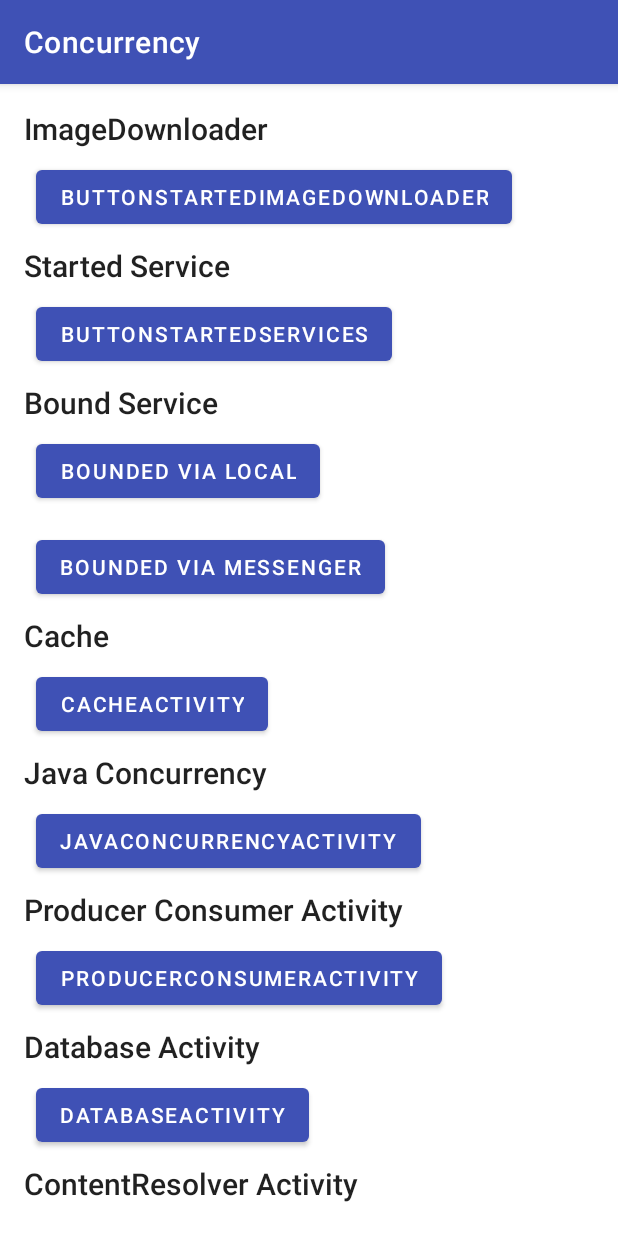
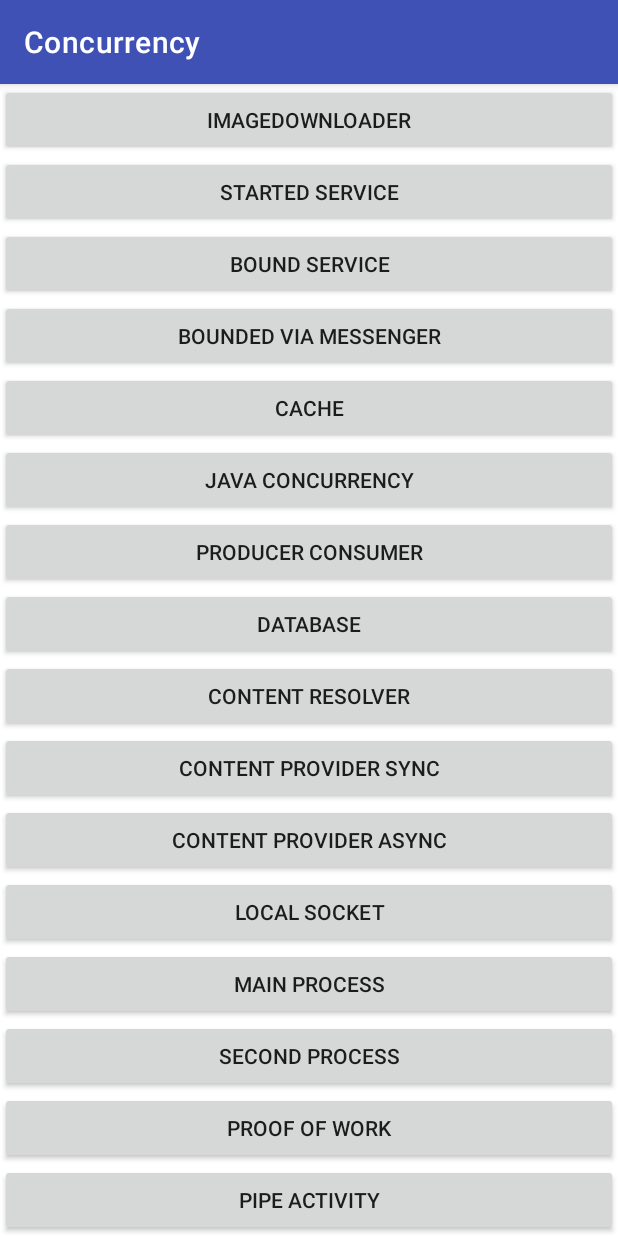
Before and after one commit to stanbar/AndroidConcurrency, an Android app: the screen it shows after launch (MainActivity), on a phone screen of 412 x 824 dp. Run offline under Robolectric (Android 15) with nearby library versions, the phone set to English and light mode, and no system bars; our stand-ins replace Timber.

Commit message:
add CompletableFuture activity make MainActivity layout build dynamically
Took 2 hours 46 minutes

```diff
--- a/app/build.gradle.kts
+++ b/app/build.gradle.kts
@@ -11,7 +11,7 @@ android {
     compileSdkVersion(29)
     defaultConfig {
         applicationId = "com.stasbar.concurrency"
-        minSdkVersion(17)
+        minSdkVersion(24)
         targetSdkVersion(29)
         versionCode = 1
         versionName = "1.0"
--- a/app/src/main/AndroidManifest.xml
+++ b/app/src/main/AndroidManifest.xml
@@ -13,7 +13,8 @@
         android:roundIcon="@mipmap/ic_launcher_round"
         android:supportsRtl="true"
         android:theme="@style/AppTheme">
-        <activity android:name=".executor.ExecutorActivity"></activity>
+        <activity android:name=".completablefuture.CompletableFutureActivity"></activity>
+        <activity android:name=".executor.ExecutorActivity" />
         <activity android:name=".looper.LooperActivity" />
         <activity android:name=".piping.PipeActivity" />
         <activity android:name=".superpi.SuperPiActivity" />
--- a/app/src/main/java/com/stasbar/concurrency/MainActivity.kt
+++ b/app/src/main/java/com/stasbar/concurrency/MainActivity.kt
@@ -1,11 +1,15 @@
 package com.stasbar.concurrency
 
 import android.os.Bundle
+import android.widget.Button
+import android.widget.LinearLayout
+import android.widget.ScrollView
 import androidx.appcompat.app.AppCompatActivity
 import com.stasbar.concurrency.benchmarks.ProofOfWorkActivity
 import com.stasbar.concurrency.bounded.local.BoundLocalActivity
 import com.stasbar.concurrency.bounded.messenger.BoundViaMessengerActivity
 import com.stasbar.concurrency.caching.CacheActivity
+import com.stasbar.concurrency.completablefuture.CompletableFutureActivity
 import com.stasbar.concurrency.contentProvider.async.ContactProviderAsyncActivity
 import com.stasbar.concurrency.contentProvider.sync.ContactProviderSyncActivity
 import com.stasbar.concurrency.contentResolver.ContentResolverActivity
@@ -19,31 +23,98 @@ import com.stasbar.concurrency.multiprocess.ProcessTwoActivity
 import com.stasbar.concurrency.piping.PipeActivity
 import com.stasbar.concurrency.started.StartedServicesActivity
 import com.stasbar.concurrency.threadsocket.LocalSocketActivity
-import kotlinx.android.synthetic.main.activity_main.*
 import org.jetbrains.anko.startActivity
 
 class MainActivity : AppCompatActivity() {
 
     override fun onCreate(savedInstanceState: Bundle?) {
         super.onCreate(savedInstanceState)
-        setContentView(R.layout.activity_main)
-        buttonStartedImageDownloader.setOnClickListener { startActivity<DownloadActivity>() }
-        buttonStartedServices.setOnClickListener { startActivity<StartedServicesActivity>() }
-        buttonBoundedLocalService.setOnClickListener { startActivity<BoundLocalActivity>() }
-        buttonBoundedViaMessenger.setOnClickListener { startActivity<BoundViaMessengerActivity>() }
-        buttonCache.setOnClickListener { startActivity<CacheActivity>() }
-        buttonJavaConcurrency.setOnClickListener { startActivity<JavaConcurencyActivity>() }
-        buttonProducerConsumer.setOnClickListener { startActivity<ProducerConsumerActivity>() }
-        buttonDatabase.setOnClickListener { startActivity<DBActivity>() }
-        buttonContentResolver.setOnClickListener { startActivity<ContentResolverActivity>() }
-        buttonContentProviderSync.setOnClickListener { startActivity<ContactProviderSyncActivity>() }
-        buttonContentProviderAsync.setOnClickListener { startActivity<ContactProviderAsyncActivity>() }
-        buttonLocalSocket.setOnClickListener { startActivity<LocalSocketActivity>() }
-        buttonMainProcess.setOnClickListener { startActivity<ProcessOneActivity>() }
-        buttonSecondProcess.setOnClickListener { startActivity<ProcessTwoActivity>() }
-        buttonProofOfWork.setOnClickListener { startActivity<ProofOfWorkActivity>() }
-        buttonPiping.setOnClickListener { startActivity<PipeActivity>() }
-        buttonLooper.setOnClickListener { startActivity<LooperActivity>() }
-        buttonExecutor.setOnClickListener { startActivity<ExecutorActivity>() }
+        val root = ScrollView(this)
+        val container = LinearLayout(this).apply {
+            orientation = LinearLayout.VERTICAL
+        }
+        val buttons = mutableListOf(
+            Button(this).apply {
+                text = "ImageDownloader"
+                setOnClickListener { startActivity<DownloadActivity>() }
+            },
+            Button(this).apply {
+                text = "Started Service"
+                setOnClickListener { startActivity<StartedServicesActivity>() }
+            },
+            Button(this).apply {
+                text = "Bound Service"
+                setOnClickListener { startActivity<BoundLocalActivity>() }
+            },
+            Button(this).apply {
+                text = "Bounded via Messenger"
+                setOnClickListener { startActivity<BoundViaMessengerActivity>() }
+            },
+            Button(this).apply {
+                text = "Cache"
+                setOnClickListener { startActivity<CacheActivity>() }
+            },
+            Button(this).apply {
+                text = "Java Concurrency"
+                setOnClickListener { startActivity<JavaConcurencyActivity>() }
+            },
+            Button(this).apply {
+                text = "Producer Consumer"
+                setOnClickListener { startActivity<ProducerConsumerActivity>() }
+            },
+            Button(this).apply {
+                text = "Database"
+                setOnClickListener { startActivity<DBActivity>() }
+            },
+            Button(this).apply {
+                text = "Content Resolver"
+                setOnClickListener { startActivity<ContentResolverActivity>() }
+            },
+            Button(this).apply {
+                text = "Content Provider Sync"
+                setOnClickListener { startActivity<ContactProviderSyncActivity>() }
+            },
+            Button(this).apply {
+                text = "Content Provider Async"
+                setOnClickListener { startActivity<ContactProviderAsyncActivity>() }
+            },
+            Button(this).apply {
+                text = "Local socket"
+                setOnClickListener { startActivity<LocalSocketActivity>() }
+            },
+            Button(this).apply {
+                text = "Main Process"
+                setOnClickListener { startActivity<ProcessOneActivity>() }
+            },
+            Button(this).apply {
+                text = "Second Process"
+                setOnClickListener { startActivity<ProcessTwoActivity>() }
+            },
+            Button(this).apply {
+                text = "Proof of Work"
+                setOnClickListener { startActivity<ProofOfWorkActivity>() }
+            },
+            Button(this).apply {
+                text = "Pipe Activity"
+                setOnClickListener { startActivity<PipeActivity>() }
+            },
+            Button(this).apply {
+                text = "Looper Activity"
+                setOnClickListener { startActivity<LooperActivity>() }
+            },
+            Button(this).apply {
+                text = "Executor Activity"
+                setOnClickListener { startActivity<ExecutorActivity>() }
+            },
+            Button(this).apply {
+                text = "Completable Futures"
+                setOnClickListener { startActivity<CompletableFutureActivity>() }
+            }
+        )
+        buttons.forEach {
+            container.addView(it)
+        }
+        root.addView(container)
+        setContentView(root)
     }
 }
--- a/app/src/main/res/layout/activity_main.xml
+++ b/app/src/main/res/layout/activity_main.xml
@@ -11,52 +11,6 @@
         android:layout_height="wrap_content"
         android:orientation="vertical">
 
-        <TextView
-
-            android:layout_width="wrap_content"
-            android:layout_height="wrap_content"
-            android:text="ImageDownloader"
-            android:textAppearance="@style/TextAppearance.AppCompat.Widget.ActionBar.Title" />
-
-        <Button
-            android:id="@+id/buttonStartedImageDownloader"
-            android:layout_width="wrap_content"
-            android:layout_height="wrap_content"
-            android:layout_margin="8dp"
-            android:text="buttonStartedImageDownloader" />
-
-        <TextView
-            android:layout_width="wrap_content"
-            android:layout_height="wrap_content"
-            android:text="Started Service"
-            android:textAppearance="@style/TextAppearance.AppCompat.Widget.ActionBar.Title" />
-
-        <Button
-            android:id="@+id/buttonStartedServices"
-            android:layout_width="wrap_content"
-            android:layout_height="wrap_content"
-            android:layout_margin="8dp"
-            android:text="buttonStartedServices" />
-
-        <TextView
-            android:layout_width="wrap_content"
-            android:layout_height="wrap_content"
-            android:text="Bound Service"
-            android:textAppearance="@style/TextAppearance.AppCompat.Widget.ActionBar.Title" />
-
-        <Button
-            android:id="@+id/buttonBoundedLocalService"
-            android:layout_width="wrap_content"
-            android:layout_height="wrap_content"
-            android:layout_margin="8dp"
-            android:text="Bounded via Local" />
-
-        <Button
-            android:id="@+id/buttonBoundedViaMessenger"
-            android:layout_width="wrap_content"
-            android:layout_height="wrap_content"
-            android:layout_margin="8dp"
-            android:text="Bounded via Messenger" />
 
         <!--buttonCache-->
         <TextView
```
Also changed, not shown: app/src/main/java/com/stasbar/concurrency/benchmarks/proofofwork/PoWCoroutine.kt (+7 -2 lines), app/src/main/java/com/stasbar/concurrency/completablefuture/CompletableFutureActivity.kt (added, +133 -0 lines), app/src/main/res/layout/activity_completable_future.xml (added, +8 -0 lines).
